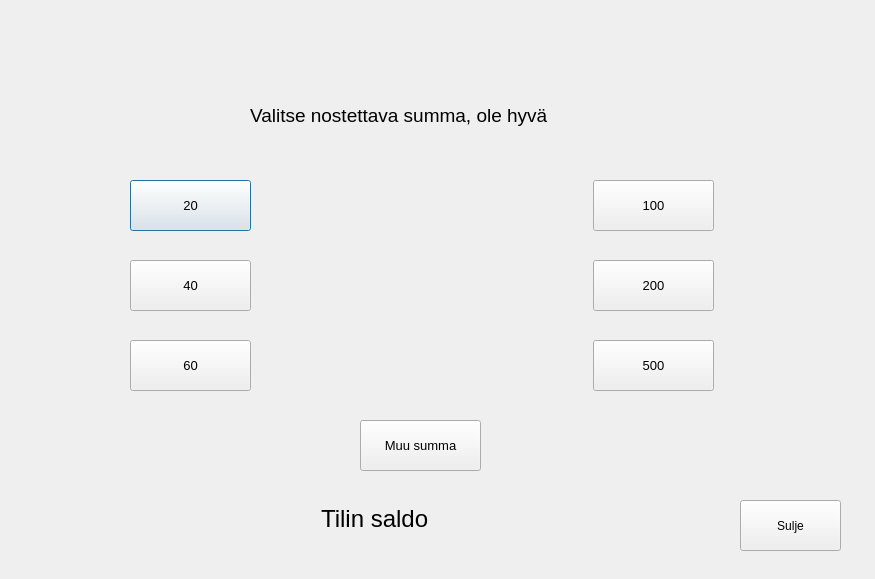
Old version of the form bankautomat/nostarahaa.ui in the repository tvt21kmo-bank-project/group_15.
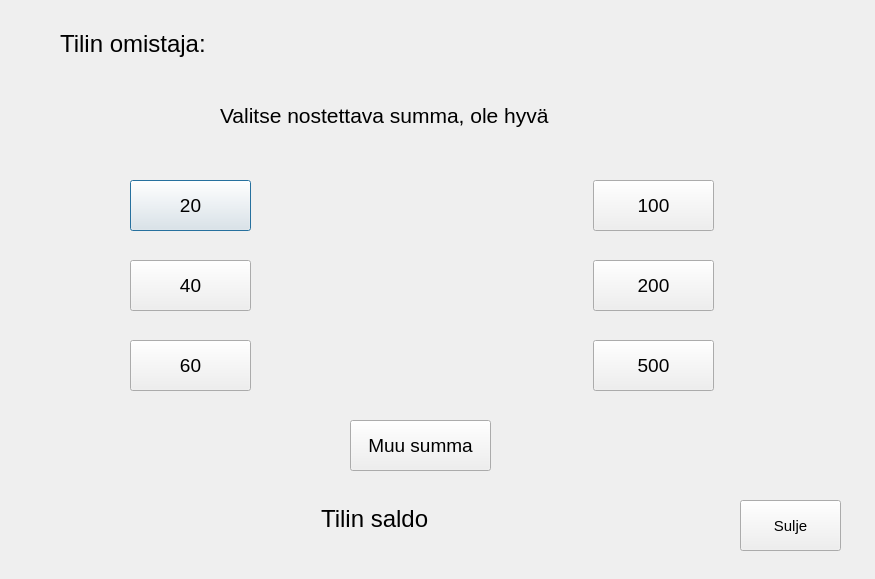
New version of the form.

Commit message: omistaja lisätty

```diff
--- a/bankautomat/nostarahaa.ui
+++ b/bankautomat/nostarahaa.ui
@@ -24,7 +24,7 @@
    </property>
    <property name="font">
     <font>
-     <pointsize>10</pointsize>
+     <pointsize>14</pointsize>
     </font>
    </property>
    <property name="text">
@@ -42,7 +42,7 @@
    </property>
    <property name="font">
     <font>
-     <pointsize>10</pointsize>
+     <pointsize>14</pointsize>
     </font>
    </property>
    <property name="text">
@@ -60,7 +60,7 @@
    </property>
    <property name="font">
     <font>
-     <pointsize>10</pointsize>
+     <pointsize>14</pointsize>
     </font>
    </property>
    <property name="text">
@@ -78,7 +78,7 @@
    </property>
    <property name="font">
     <font>
-     <pointsize>10</pointsize>
+     <pointsize>14</pointsize>
     </font>
    </property>
    <property name="text">
@@ -96,7 +96,7 @@
    </property>
    <property name="font">
     <font>
-     <pointsize>10</pointsize>
+     <pointsize>14</pointsize>
     </font>
    </property>
    <property name="text">
@@ -114,7 +114,7 @@
    </property>
    <property name="font">
     <font>
-     <pointsize>10</pointsize>
+     <pointsize>14</pointsize>
     </font>
    </property>
    <property name="text">
@@ -124,15 +124,15 @@
   <widget class="QPushButton" name="btn_muuSumma">
    <property name="geometry">
     <rect>
-     <x>360</x>
+     <x>350</x>
      <y>420</y>
-     <width>121</width>
+     <width>141</width>
      <height>51</height>
     </rect>
    </property>
    <property name="font">
     <font>
-     <pointsize>10</pointsize>
+     <pointsize>14</pointsize>
     </font>
    </property>
    <property name="text">
@@ -148,6 +148,11 @@
      <height>51</height>
     </rect>
    </property>
+   <property name="font">
+    <font>
+     <pointsize>11</pointsize>
+    </font>
+   </property>
    <property name="text">
     <string>Sulje</string>
    </property>
@@ -173,7 +178,7 @@
   <widget class="QLabel" name="label">
    <property name="geometry">
     <rect>
-     <x>250</x>
+     <x>220</x>
      <y>90</y>
      <width>421</width>
      <height>51</height>
@@ -181,7 +186,7 @@
    </property>
    <property name="font">
     <font>
-     <pointsize>14</pointsize>
+     <pointsize>16</pointsize>
     </font>
    </property>
    <property name="text">
@@ -224,6 +229,42 @@
     </item>
    </layout>
   </widget>
+  <widget class="QWidget" name="">
+   <property name="geometry">
+    <rect>
+     <x>60</x>
+     <y>30</y>
+     <width>751</width>
+     <height>38</height>
+    </rect>
+   </property>
+   <layout class="QFormLayout" name="formLayout">
+    <item row="0" column="0">
+     <widget class="QLabel" name="label_3">
+      <property name="font">
+       <font>
+        <pointsize>18</pointsize>
+       </font>
+      </property>
+      <property name="text">
+       <string>Tilin omistaja:</string>
+      </property>
+     </widget>
+    </item>
+    <item row="0" column="1">
+     <widget class="QLabel" name="label_omistaja">
+      <property name="font">
+       <font>
+        <pointsize>18</pointsize>
+       </font>
+      </property>
+      <property name="text">
+       <string/>
+      </property>
+     </widget>
+    </item>
+   </layout>
+  </widget>
  </widget>
  <resources/>
  <connections/>
```
Left out of the diff: 18 changed lines with no effect on the pictures. The commit also changes 17 other files.
